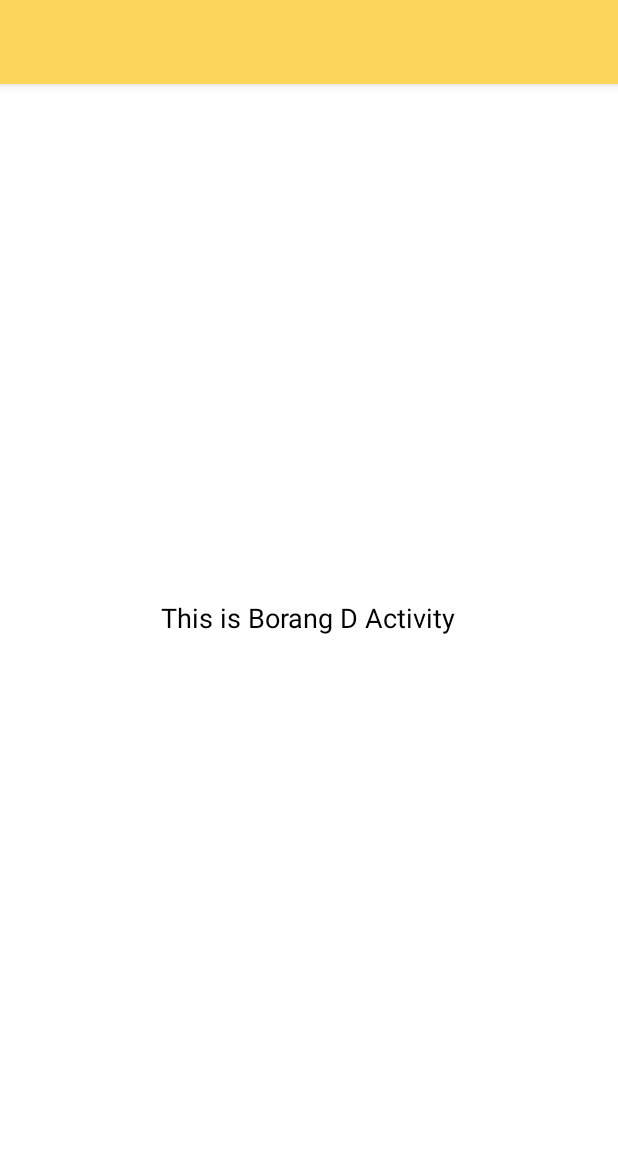
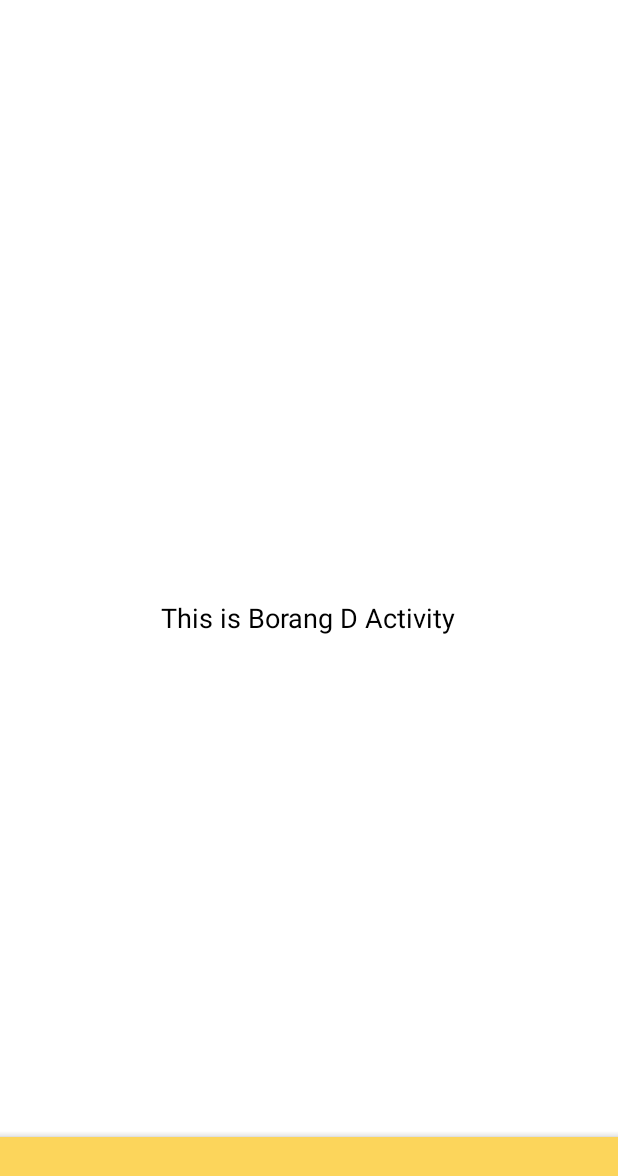
Before and after one commit to NezeHatake/ApplicationAndroidFYP, an Android app: the borangdactivity screen opened directly, with no data from a screen before it, on a phone screen of 412 x 824 dp. Shown: the top 1176 px of the screen. Run offline under Robolectric (Android 15) with nearby library versions, the phone set to English and light mode, and no system bars.

Commit message:
Attendance Workshop and Laboratory JKM

```diff
--- /dev/null
+++ b/app/src/main/res/drawable/ic_baseline_arrow_back_24.xml
@@ -0,0 +1,5 @@
+<vector xmlns:android="http://schemas.android.com/apk/res/android" android:autoMirrored="true" android:height="24dp" android:tint="#000000" android:viewportHeight="24" android:viewportWidth="24" android:width="24dp">
+
+    <path android:fillColor="@android:color/white" android:pathData="M20,11H7.83l5.59,-5.59L12,4l-8,8 8,8 1.41,-1.41L7.83,13H20v-2z"/>
+
+</vector>
--- a/app/src/main/res/layout/activity_borang_d.xml
+++ b/app/src/main/res/layout/activity_borang_d.xml
@@ -5,21 +5,18 @@
     android:layout_height="match_parent"
     android:background="@color/white">
 
-    <com.google.android.material.appbar.AppBarLayout
+    <com.google.android.material.bottomappbar.BottomAppBar
+        android:id="@+id/bottomAppBar"
         android:layout_width="match_parent"
         android:layout_height="wrap_content"
-        android:theme="@style/ThemeOverlay.AppCompat.Dark.ActionBar">
-
-        <androidx.appcompat.widget.Toolbar
-            android:id="@+id/toolbar"
-            android:layout_width="match_parent"
-            android:layout_height="?attr/actionBarSize"
-            android:background="@color/Yellow"
-            android:gravity="start"
-        app:popupTheme="@style/ThemeOverlay.AppCompat.Light" />
-
-    </com.google.android.material.appbar.AppBarLayout>
-
+        android:layout_gravity="bottom"
+        android:backgroundTint="@color/Yellow"
+        android:paddingBottom="10dp"
+        app:fabCradleMargin="10dp"
+        app:fabCradleRoundedCornerRadius="10dp"
+        app:fabAlignmentMode="end"
+        app:fabAnimationMode="slide"
+        app:menu="@menu/bottombar_menu" />
     <!-- Main Content Layout -->
     <LinearLayout
         android:layout_width="match_parent"
```
Also changed, not shown: app/src/main/res/layout/activity_borang_e.xml (+10 -13 lines).
